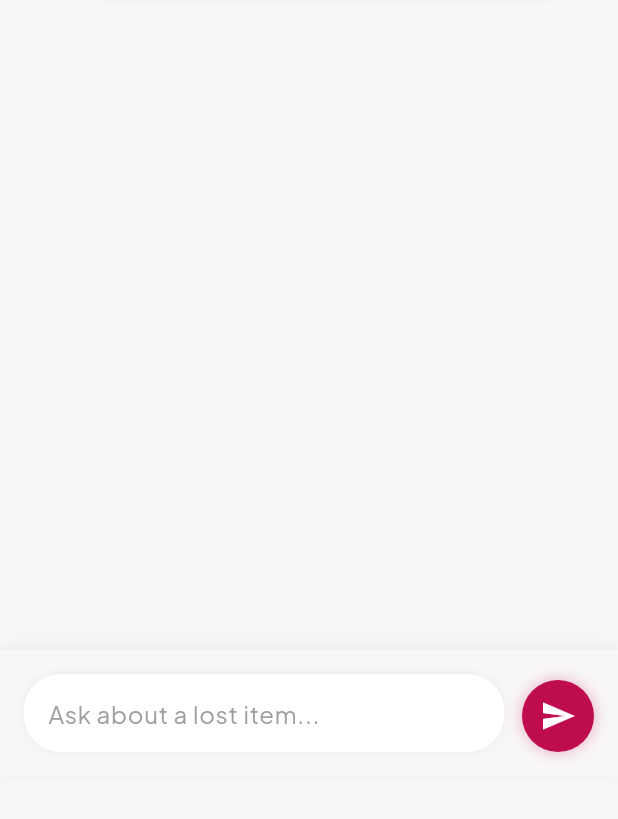
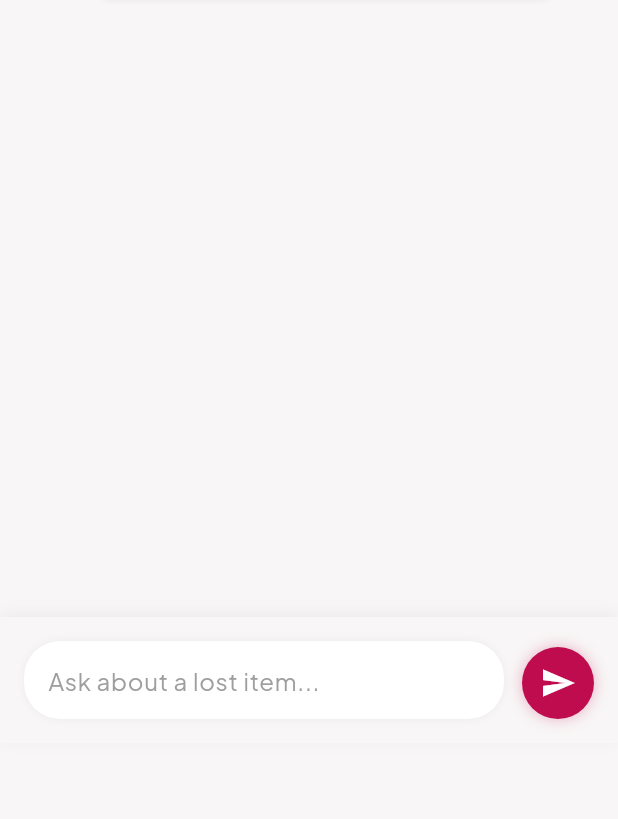
Before and after one commit to SarvanthiSivaraj/AmritaFind, a Flutter app: the ChatbotScreen screen opened directly, on a phone screen of 412 x 824 dp, the part 325-1144 px from its top. Run offline on Flutter 3.47's test engine with Material 3 defaults, Android fonts, the phone set to English and light mode, and no system bars; our stand-ins replace cloud_firestore, firebase_auth, firebase_core, firebase_storage, flutter_dotenv, google_fonts and 2 more; missing offline and left inert: cloudinary_public; accounts and stored records are empty; network calls fail.

Commit message:
fixed ui search bar in chatbot page

```diff
--- a/LostAndFound/lib/pages/chat_bot_page.dart
+++ b/LostAndFound/lib/pages/chat_bot_page.dart
@@ -171,8 +171,15 @@ class _ChatbotScreenState extends State<ChatbotScreen> {
       ),
       body: Padding(
         // This padding pushes the entire body up to avoid the main app's
-        // floating navigation bar, which is roughly 90px tall.
-        padding: const EdgeInsets.only(bottom: 90),
+        // floating navigation bar.
+        // Calculation:
+        // 72px (nav bar container height)
+        // 14px (nav bar bottom padding from AppShell)
+        // 18px (FAB overhang from nav bar)
+        //  8px (extra visual gap for better UI)
+        // ---
+        // 112px total padding needed.
+        padding: const EdgeInsets.only(bottom: 112),
         child: Column(
           children: [
             Expanded(
```
